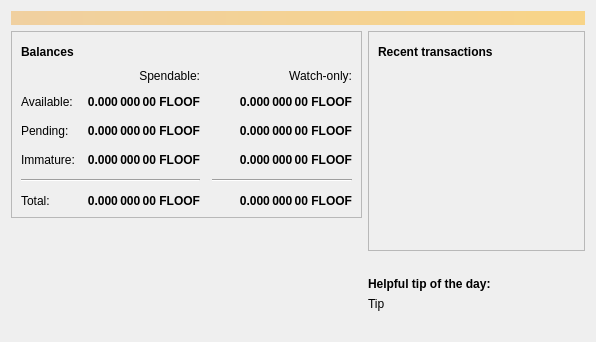
Above: src/qt/forms/overviewpage.ui from andyd1986/floofychain before the change. Below: the same form after it.
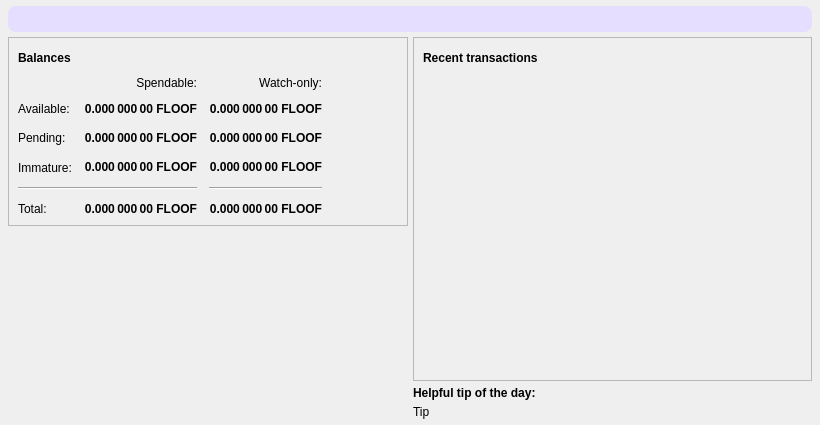
That is the form after the change. Icons and pictures are not drawn.

What changed in the file:
```diff
--- a/src/qt/forms/overviewpage.ui
+++ b/src/qt/forms/overviewpage.ui
@@ -6,21 +6,36 @@
    <rect>
     <x>0</x>
     <y>0</y>
-    <width>596</width>
-    <height>342</height>
+    <width>820</width>
+    <height>425</height>
    </rect>
   </property>
   <property name="windowTitle">
    <string>Form</string>
   </property>
   <layout class="QVBoxLayout" name="topLayout">
+   <property name="spacing">
+    <number>5</number>
+   </property>
+   <property name="leftMargin">
+    <number>8</number>
+   </property>
+   <property name="topMargin">
+    <number>6</number>
+   </property>
+   <property name="rightMargin">
+    <number>8</number>
+   </property>
+   <property name="bottomMargin">
+    <number>6</number>
+   </property>
    <item>
     <widget class="QLabel" name="labelAlerts">
      <property name="visible">
       <bool>false</bool>
      </property>
      <property name="styleSheet">
-      <string notr="true">QLabel { background-color: qlineargradient(x1: 0, y1: 0, x2: 1, y2: 0, stop:0 #F0D0A0, stop:1 #F8D488); color:#000000; }</string>
+      <string notr="true">QLabel { background-color: #E5DEFF; color: #35324E; border-radius: 8px; padding: 6px; }</string>
      </property>
      <property name="wordWrap">
       <bool>true</bool>
@@ -101,7 +116,7 @@
               </property>
               <property name="sizeHint" stdset="0">
                <size>
-                <width>40</width>
+                <width>4</width>
                 <height>20</height>
                </size>
               </property>
@@ -206,7 +221,7 @@
               </property>
               <property name="minimumSize">
                <size>
-                <width>140</width>
+                <width>0</width>
                 <height>0</height>
                </size>
               </property>
@@ -254,7 +269,7 @@
               </property>
               <property name="sizeHint" stdset="0">
                <size>
-                <width>40</width>
+                <width>4</width>
                 <height>20</height>
                </size>
               </property>
@@ -406,19 +421,6 @@
          </layout>
         </widget>
        </item>
-       <item>
-        <spacer name="verticalSpacer">
-         <property name="orientation">
-          <enum>Qt::Vertical</enum>
-         </property>
-         <property name="sizeHint" stdset="0">
-          <size>
-           <width>20</width>
-           <height>40</height>
-          </size>
-         </property>
-        </spacer>
-       </item>
        <item>
         <layout class="QGridLayout" name="logo_grid">
           <item>
@@ -528,7 +530,7 @@
               </property>
               <property name="sizeHint" stdset="0">
                <size>
-                <width>40</width>
+                <width>4</width>
                 <height>20</height>
                </size>
               </property>
@@ -558,19 +560,6 @@
          </layout>
         </widget>
        </item>
-       <item>
-        <spacer name="verticalSpacer_2">
-         <property name="orientation">
-          <enum>Qt::Vertical</enum>
-         </property>
-         <property name="sizeHint" stdset="0">
-          <size>
-           <width>20</width>
-           <height>40</height>
-          </size>
-         </property>
-        </spacer>
-       </item>
        <item>
         <layout class="QVBoxLayout" name="verticalLayout_5">
          <property name="topMargin">
@@ -596,22 +585,6 @@
            </property>
           </widget>
          </item>
-         <item>
-          <spacer name="verticalSpacer_3">
-           <property name="orientation">
-            <enum>Qt::Vertical</enum>
-           </property>
-           <property name="sizeType">
-            <enum>QSizePolicy::Maximum</enum>
-           </property>
-           <property name="sizeHint" stdset="0">
-            <size>
-             <width>20</width>
-             <height>40</height>
-            </size>
-           </property>
-          </spacer>
-         </item>
         </layout>
        </item>
       </layout>
```
